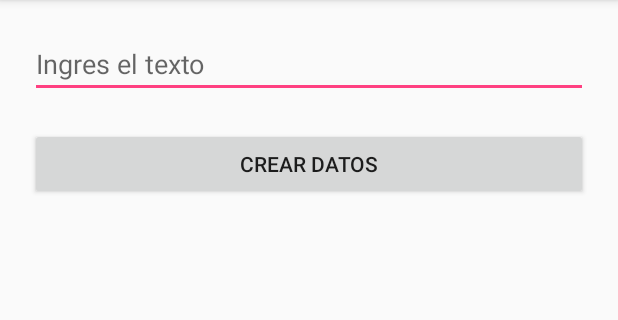
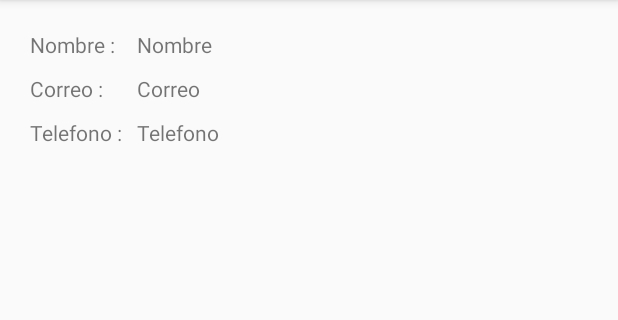
Before and after one commit to gantz7774/MyApplication, an Android app: the InformacionActivity screen opened directly, with no data from a screen before it, on a phone screen of 412 x 824 dp, the part 84-404 px from its top. Run offline under Robolectric (Android 15) with nearby library versions, the phone set to English and light mode, and no system bars; our stand-ins replace Firebase (no records; nobody signed in at launch, a user with empty details on screens opened directly).

Commit message:
cambios 10/09/2020 ajustes generales 2

```diff
--- a/app/src/main/AndroidManifest.xml
+++ b/app/src/main/AndroidManifest.xml
@@ -9,7 +9,7 @@
         android:roundIcon="@mipmap/ic_launcher_round"
         android:supportsRtl="true"
         android:theme="@style/AppTheme">
-        <activity android:name=".PedidosPendiente"></activity>
+        <activity android:name=".PedidosPorAsignar"></activity>
         <!--
              The API key for Google Maps-based APIs is defined as a string resource.
              (See the file "res/values/google_maps_api.xml").
--- a/app/src/main/java/gantzcompany/myapplication/InformacionActivity.java
+++ b/app/src/main/java/gantzcompany/myapplication/InformacionActivity.java
@@ -1,34 +1,67 @@
 package gantzcompany.myapplication;
 
+import androidx.annotation.NonNull;
 import androidx.appcompat.app.AppCompatActivity;
 
 import android.os.Bundle;
 import android.view.View;
 import android.widget.Button;
 import android.widget.EditText;
+import android.widget.TextView;
 
+import com.google.firebase.auth.FirebaseAuth;
+import com.google.firebase.database.DataSnapshot;
+import com.google.firebase.database.DatabaseError;
 import com.google.firebase.database.DatabaseReference;
 import com.google.firebase.database.FirebaseDatabase;
+import com.google.firebase.database.ValueEventListener;
 
 public class InformacionActivity extends AppCompatActivity {
 
-    private EditText mEditTextMensaje;
-    private Button mBtnCrearDatos;
     private DatabaseReference mDataBase;
+    private FirebaseAuth mAuth;
+    private TextView mtextviewNombre;
+    private TextView mtextviewCorreo;
+    private TextView mtextviewTelefono;
+
     @Override
     protected void onCreate(Bundle savedInstanceState) {
         super.onCreate(savedInstanceState);
         setContentView(R.layout.activity_informacion);
 
-        mEditTextMensaje = (EditText) findViewById(R.id.editTextMensaje);
-        mBtnCrearDatos = (Button) findViewById(R.id.btn_creardatos);
+        mAuth = FirebaseAuth.getInstance();
         mDataBase = FirebaseDatabase.getInstance().getReference();
 
-        mBtnCrearDatos.setOnClickListener(new View.OnClickListener() {
+        mtextviewNombre = (TextView) findViewById(R.id.textviewNombreInfo);
+        mtextviewCorreo = (TextView) findViewById(R.id.textviewCorreoInfo);
+        mtextviewTelefono = (TextView) findViewById(R.id.textviewTelefonoInfo);
+
+        obtenerDatoUsuario();
+    }
+
+    private void obtenerDatoUsuario(){
+        String id = mAuth.getCurrentUser().getUid();
+        mDataBase.child("Users").child(id).addValueEventListener(new ValueEventListener() {
             @Override
-            public void onClick(View view) {
-                String mensaje = mEditTextMensaje.getText().toString();
-                mDataBase.child("texto").setValue(mensaje);
+            public void onDataChange(@NonNull DataSnapshot dataSnapshot) {
+
+                if(dataSnapshot.exists()){
+                    String nombre = dataSnapshot.child("nombre").getValue().toString();
+                    String correo = dataSnapshot.child("correo").getValue().toString();
+                    String telefono = dataSnapshot.child("telefono").getValue().toString();
+
+
+                    mtextviewNombre.setText(nombre);
+                    mtextviewCorreo.setText(correo);
+                    mtextviewTelefono.setText(telefono);
+
+                }
+
+            }
+
+            @Override
+            public void onCancelled(@NonNull DatabaseError databaseError) {
+
             }
         });
     }
--- a/app/src/main/res/layout/activity_informacion.xml
+++ b/app/src/main/res/layout/activity_informacion.xml
@@ -3,22 +3,70 @@
     xmlns:app="http://schemas.android.com/apk/res-auto"
     xmlns:tools="http://schemas.android.com/tools"
     android:layout_width="match_parent"
-    android:layout_height="match_parent"
-    android:orientation="vertical"
+    android:layout_height="wrap_content"
     android:layout_margin="20dp"
     tools:context=".InformacionActivity">
 
-    <EditText
-        android:id="@+id/editTextMensaje"
-        android:layout_width="match_parent"
-        android:layout_height="wrap_content"
-        android:hint="Ingres el texto"/>
+    <LinearLayout
+        android:layout_width="wrap_content"
+        android:layout_height="match_parent"
+        android:orientation="vertical">
 
-    <Button
-        android:id="@+id/btn_creardatos"
-        android:layout_width="match_parent"
-        android:layout_height="wrap_content"
-        android:text="Crear datos"
-        android:layout_marginTop="20dp"/>
+        <TextView
+            android:id="@+id/textView13"
+            android:layout_width="match_parent"
+            android:layout_height="wrap_content"
+            android:layout_marginBottom="10dp"
+            android:layout_weight="1"
+            android:text="Nombre : " />
+
+        <TextView
+            android:id="@+id/textView15"
+            android:layout_width="match_parent"
+            android:layout_height="wrap_content"
+            android:layout_marginBottom="10dp"
+            android:layout_weight="1"
+            android:text="Correo :" />
+
+        <TextView
+            android:id="@+id/textView14"
+            android:layout_width="match_parent"
+            android:layout_height="wrap_content"
+            android:layout_marginBottom="2dp"
+            android:layout_weight="1"
+            android:text="Telefono :" />
+    </LinearLayout>
+
+    <LinearLayout
+        android:layout_width="wrap_content"
+        android:layout_height="match_parent"
+        android:orientation="vertical">
+
+        <TextView
+            android:id="@+id/textviewNombreInfo"
+            android:layout_width="match_parent"
+            android:layout_height="wrap_content"
+            android:layout_marginBottom="10dp"
+            android:layout_marginLeft="10dp"
+            android:layout_weight="1"
+            android:text="Nombre" />
+
+        <TextView
+            android:id="@+id/textviewCorreoInfo"
+            android:layout_width="match_parent"
+            android:layout_height="wrap_content"
+            android:layout_marginBottom="10dp"
+            android:layout_marginLeft="10dp"
+            android:text="Correo" />
+
+        <TextView
+            android:id="@+id/textviewTelefonoInfo"
+            android:layout_width="match_parent"
+            android:layout_height="wrap_content"
+            android:layout_marginBottom="2dp"
+            android:layout_marginLeft="10dp"
+            android:text="Telefono" />
+
+    </LinearLayout>
 
 </LinearLayout>
```
Also changed, not shown: app/src/main/java/gantzcompany/myapplication/PedidosPendiente.java (deleted, +0 -14 lines), app/src/main/java/gantzcompany/myapplication/PedidosPorAsignar.java (added, +113 -0 lines), app/src/main/java/gantzcompany/myapplication/PerfilAdmin.java (+36 -0 lines), app/src/main/res/layout/activity_pedidos_pendiente.xml (deleted, +0 -9 lines), app/src/main/res/layout/activity_pedidos_por_asignar.xml (added, +24 -0 lines), app/src/main/res/layout/pedidos_por_asignar_view.xml (added, +135 -0 lines), app/src/main/res/layout/usuarios_view.xml (+9 -6 lines), app/src/main/res/menu/menu_admin.xml (added, +21 -0 lines).
